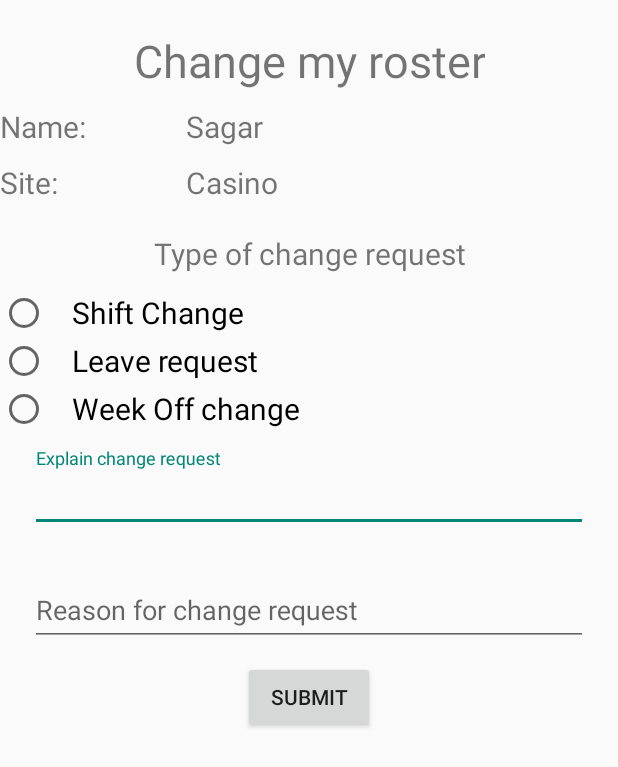
After one commit to ionicc/autonomy_spi, an Android app: the RequestsActivity screen opened directly, with no data from a screen before it, on a phone screen of 412 x 824 dp. The commit adds this screen. Shown: the top 767 px of the screen. Run offline under Robolectric (Android 15) with nearby library versions, the phone set to English and light mode, and no system bars; our stand-ins replace Volley.

Commit message:
Fourth commit ->Requests layout made ->RequestsActivity will be finished with the next commit ->SharedPreferences is now modified to integrate with login changes ->Fixed minor bugs

```diff
--- a/app/src/main/java/io/chat/spi/Activities/HomeActivity.java
+++ b/app/src/main/java/io/chat/spi/Activities/HomeActivity.java
@@ -1,12 +1,14 @@
 package io.chat.spi.Activities;
 
+import android.content.Intent;
 import android.support.v7.app.AppCompatActivity;
 import android.os.Bundle;
+import android.view.View;
 import android.widget.Button;
 
 import io.chat.spi.R;
 
-public class HomeActivity extends AppCompatActivity {
+public class HomeActivity extends AppCompatActivity implements View.OnClickListener{
 
    private Button rosterButton;
    private Button tvButton;
@@ -23,5 +25,18 @@ public class HomeActivity extends AppCompatActivity {
       reqButton = (Button) findViewById(R.id.requests);
       prButton = (Button) findViewById(R.id.performance_record);
 
+      rosterButton.setOnClickListener(this);
+      tvButton.setOnClickListener(this);
+      reqButton.setOnClickListener(this);
+      prButton.setOnClickListener(this);
+
+   }
+
+   @Override
+   public void onClick(View view) {
+      if(view == reqButton) {
+         Intent intent = new Intent(HomeActivity.this,RequestsActivity.class);
+         startActivity(intent);
+      }
    }
 }
--- /dev/null
+++ b/app/src/main/java/io/chat/spi/Activities/RequestsActivity.java
@@ -0,0 +1,145 @@
+package io.chat.spi.Activities;
+
+import android.content.Intent;
+import android.support.v7.app.AppCompatActivity;
+import android.os.Bundle;
+import android.view.View;
+import android.widget.Button;
+import android.widget.EditText;
+import android.widget.RadioButton;
+import android.widget.RadioGroup;
+import android.widget.Toast;
+
+import com.android.volley.Request;
+import com.android.volley.RequestQueue;
+import com.android.volley.Response;
+import com.android.volley.VolleyError;
+import com.android.volley.toolbox.StringRequest;
+import com.android.volley.toolbox.Volley;
+
+import java.util.HashMap;
+import java.util.Map;
+
+import io.chat.spi.R;
+import io.chat.spi.Storage.LocalStorage;
+
+public class RequestsActivity extends AppCompatActivity implements View.OnClickListener{
+
+   private Button submitButton;
+
+   private EditText explain_change, reason_change;
+
+   private RadioButton rb;
+
+   private RadioGroup rg;
+
+   private String REQ_URL = "";
+
+   private LocalStorage localStorage;
+
+   @Override
+   protected void onCreate(Bundle savedInstanceState) {
+      super.onCreate(savedInstanceState);
+      setContentView(R.layout.activity_requests);
+
+      rg = (RadioGroup) findViewById(R.id.requests_rg);
+      submitButton = (Button) findViewById(R.id.requests_button_submit);
+      explain_change = (EditText) findViewById(R.id.requests_EditText_explain);
+      reason_change = (EditText) findViewById(R.id.requests_EditText_reason);
+      localStorage = new LocalStorage(this);
+
+      submitButton.setOnClickListener(this);
+   }
+
+   public void rbClick (View view) {
+
+      int radioButtonId = rg.getCheckedRadioButtonId();
+      rb = (RadioButton) findViewById(radioButtonId);
+
+      //Got the RadioButton text -> Need to use it somewhere now --Sagar
+   }
+
+   @Override
+   public void onClick(View view) {
+      if(view == submitButton) {
+
+         String rbString = rb.getTag().toString();
+         String explainString = explain_change.toString();
+         String reasonString = reason_change.toString();
+
+         if(explainString.isEmpty() && reasonString.isEmpty() && rbString.isEmpty()) {
+            Toast.makeText(getApplicationContext(),"Please enter the details",Toast.LENGTH_SHORT).show();
+         }
+
+         else if(explainString.isEmpty() && reasonString.isEmpty()) {
+            Toast.makeText(getApplicationContext(),"Please fill the fields",Toast.LENGTH_SHORT).show();
+         }
+
+         else if(explainString.isEmpty()) {
+            Toast.makeText(getApplicationContext(),"Please fill in all the fields",Toast.LENGTH_SHORT).show();
+         }
+
+         else if(reasonString.isEmpty()) {
+            Toast.makeText(getApplicationContext(),"Please fill in all the fields",Toast.LENGTH_SHORT).show();
+         }
+         else if(rbString.isEmpty()) {
+            Toast.makeText(getApplicationContext(),"Please fill in all the fields",Toast.LENGTH_SHORT).show();
+         }
+         else {
+            sendData(rbString, reasonString, explainString);
+         }
+      }
+   }
+
+   public void sendData(final String requestType , final String reasonChange, final String explainChange) {
+
+
+      final StringRequest stringRequest = new StringRequest(Request.Method.POST, REQ_URL,
+              new Response.Listener<String>() {
+                 @Override
+                 public void onResponse(String response) {
+
+                    if (response.contains("Successful")) {
+                       Toast.makeText(getApplicationContext(), "Request has been successfully submitted", Toast.LENGTH_SHORT).show();
+
+                       Intent i = new Intent(getApplicationContext(), HomeActivity.class);
+                       //storage.saveEmail(email);
+                       //storage.setLogin();
+                       startActivity(i);
+                       finish();
+                    }
+
+                    if (response.contains("fail")) {
+
+                       Toast.makeText(getApplicationContext(),"Error submitting", Toast.LENGTH_SHORT).show();
+
+                    }
+                 }
+              },
+              new Response.ErrorListener() {
+                 @Override
+                 public void onErrorResponse(VolleyError error) {
+
+                    Toast.makeText(getApplicationContext(), error.toString(), Toast.LENGTH_SHORT).show();
+
+                 }
+              }) {
+
+         protected Map<String, String> getParams() {
+            Map<String, String> params = new HashMap<String, String>();
+            params.put("reasonType", requestType);
+            params.put("reasonChange", reasonChange);
+            params.put("explainChange", explainChange);
+            return params;
+
+         }
+
+
+      };
+
+      RequestQueue reuqestQue = Volley.newRequestQueue(this);
+      reuqestQue.add(stringRequest);
+
+
+   }
+}
--- a/app/src/main/java/io/chat/spi/Storage/LocalStorage.java
+++ b/app/src/main/java/io/chat/spi/Storage/LocalStorage.java
@@ -25,6 +25,8 @@ public class LocalStorage {
 
    public static final String PREF_NAME = "SpiPref";
 
+   public static final String LOGIN = "login";
+
    public LocalStorage(Context context) {
 
       this.context = context;
@@ -44,4 +46,14 @@ public class LocalStorage {
 
    }
 
+   public void loggedIn() {
+      editor.putBoolean(LOGIN,true);
+      editor.commit();
+   }
+
+   public void loggedOut() {
+      editor.putBoolean(LOGIN,false);
+      editor.commit();
+   }
+
 }
--- /dev/null
+++ b/app/src/main/res/layout/activity_requests.xml
@@ -0,0 +1,191 @@
+<?xml version="1.0" encoding="utf-8"?>
+<RelativeLayout
+    xmlns:android="http://schemas.android.com/apk/res/android"
+    xmlns:app="http://schemas.android.com/apk/res-auto"
+    xmlns:tools="http://schemas.android.com/tools"
+    android:layout_width="match_parent"
+    android:layout_height="match_parent"
+    tools:context="io.chat.spi.Activities.RequestsActivity">
+
+    <TextView
+        android:id="@+id/requests_title"
+        android:layout_width="wrap_content"
+        android:layout_height="wrap_content"
+        android:layout_centerHorizontal="true"
+        android:layout_marginTop="20dp"
+        android:gravity="center_horizontal"
+        android:text="Change my roster"
+        android:textSize="30dp"/>
+
+    <LinearLayout
+        android:id="@+id/requests_ln1"
+        android:layout_width="match_parent"
+        android:layout_height="wrap_content"
+        android:layout_below="@+id/requests_title"
+        android:layout_marginTop="10dp"
+        android:orientation="horizontal"
+        android:weightSum="1">
+
+        <TextView
+            android:layout_width="match_parent"
+            android:layout_height="wrap_content"
+            android:layout_weight="0.7"
+            android:text="Name: "
+            android:textSize="20dp"/>
+
+        <TextView
+            android:id="@+id/requests_name"
+            android:layout_width="match_parent"
+            android:layout_height="wrap_content"
+            android:layout_weight="0.3"
+            android:text="Sagar"
+            android:textSize="20dp"/>
+
+    </LinearLayout>
+
+    <LinearLayout
+        android:id="@+id/requests_ln2"
+        android:layout_width="match_parent"
+        android:layout_height="wrap_content"
+        android:layout_below="@+id/requests_ln1"
+        android:layout_marginTop="10dp"
+        android:orientation="horizontal"
+        android:weightSum="1">
+
+        <TextView
+            android:layout_width="match_parent"
+            android:layout_height="wrap_content"
+            android:layout_weight="0.7"
+            android:text="Site: "
+            android:textSize="20dp"/>
+
+        <TextView
+            android:id="@+id/requests_site"
+            android:layout_width="match_parent"
+            android:layout_height="wrap_content"
+            android:layout_weight="0.3"
+            android:text="Casino"
+            android:textSize="20dp"/>
+
+    </LinearLayout>
+
+    <TextView
+        android:id="@+id/requests_tocr"
+        android:layout_width="match_parent"
+        android:layout_height="wrap_content"
+        android:layout_below="@id/requests_ln2"
+        android:layout_centerHorizontal="true"
+        android:layout_marginTop="20dp"
+        android:gravity="center"
+        android:text="Type of change request"
+        android:textSize="20dp"/>
+
+    <LinearLayout
+        android:layout_width="match_parent"
+        android:layout_height="wrap_content"
+        android:layout_below="@+id/requests_tocr"
+        android:orientation="vertical"
+        android:layout_marginTop="10dp"
+        android:id="@+id/requests_radio">
+
+        <RadioGroup
+            android:layout_width="match_parent"
+            android:layout_height="match_parent"
+            android:orientation="vertical"
+            android:id="@+id/requests_rg"
+            android:weightSum="1">
+
+            <RadioButton
+            android:id="@+id/shiftChange"
+            android:layout_width="wrap_content"
+            android:layout_height="wrap_content"
+            android:text="Shift Change"
+            android:textSize="20dp"
+            android:paddingStart="16dp"
+            android:onClick="rbClick"
+            android:layout_weight="0.2"/>
+            <RadioButton
+                android:id="@+id/leaveRequest"
+                android:layout_width="wrap_content"
+                android:layout_height="wrap_content"
+                android:text="Leave request"
+                android:textSize="20dp"
+                android:paddingStart="16dp"
+                android:onClick="rbClick"
+                android:layout_weight="0.2"/>
+            <RadioButton
+                android:id="@+id/weekOffChange"
+                android:layout_width="wrap_content"
+                android:layout_height="wrap_content"
+                android:text="Week Off change"
+                android:textSize="20dp"
+                android:onClick="rbClick"
+                android:paddingStart="16dp"
+                android:layout_weight="0.2"/>
+
+        </RadioGroup>
+    </LinearLayout>
+
+
+    <LinearLayout
+        android:layout_width="match_parent"
+        android:layout_height="wrap_content"
+        android:id="@+id/requests_ln3"
+        android:orientation="vertical"
+        android:layout_below="@id/requests_radio">
+
+        <android.support.design.widget.TextInputLayout
+            android:layout_width="match_parent"
+            android:layout_height="wrap_content"
+            android:layout_marginLeft="20dp"
+            android:layout_marginRight="20dp"
+            android:layout_marginTop="10dp">
+
+            <EditText
+                android:id="@+id/requests_EditText_explain"
+                android:layout_width="match_parent"
+                android:layout_height="wrap_content"
+                android:layout_gravity="center_horizontal"
+                android:layout_weight="0.3"
+                android:hint="Explain change request"/>
+
+        </android.support.design.widget.TextInputLayout>
+
+    </LinearLayout>
+
+    <LinearLayout
+        android:layout_width="match_parent"
+        android:layout_height="wrap_content"
+        android:id="@+id/requests_ln4"
+        android:orientation="vertical"
+        android:layout_below="@id/requests_ln3">
+
+        <android.support.design.widget.TextInputLayout
+            android:layout_width="match_parent"
+            android:layout_height="wrap_content"
+            android:layout_marginLeft="20dp"
+            android:layout_marginRight="20dp"
+            android:layout_marginTop="20dp">
+
+            <EditText
+                android:id="@+id/requests_EditText_reason"
+                android:layout_width="match_parent"
+                android:layout_height="wrap_content"
+                android:layout_gravity="center_horizontal"
+                android:layout_weight="0.3"
+                android:hint="Reason for change request"/>
+
+        </android.support.design.widget.TextInputLayout>
+
+    </LinearLayout>
+
+    <Button
+        android:layout_width="wrap_content"
+        android:layout_height="wrap_content"
+        android:id="@+id/requests_button_submit"
+        android:layout_below="@id/requests_ln4"
+        android:layout_centerHorizontal="true"
+        android:layout_marginTop="10dp"
+        android:text="Submit"/>
+
+</RelativeLayout>
```
Also changed, not shown: app/src/main/AndroidManifest.xml (+9 -3 lines).
